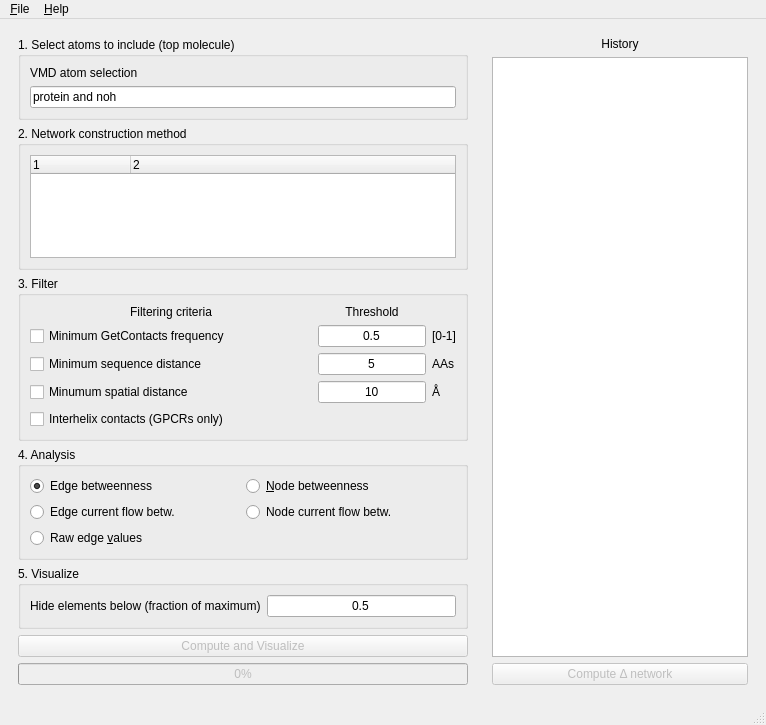
First picture: the form in gui/alloviz_mainwindow.ui, repository frannerin/AlloViz, before the edit.
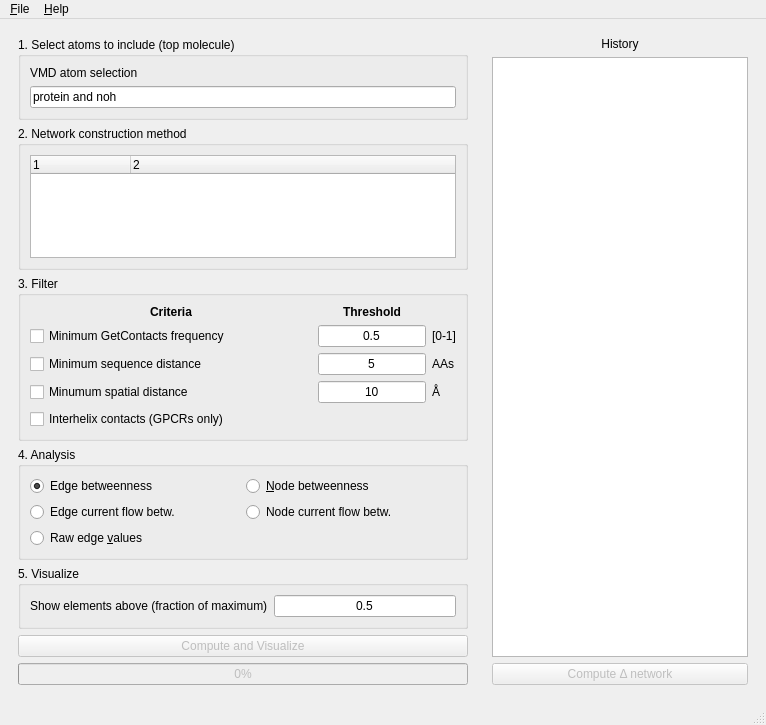
Second picture: the form after the edit.

```diff
--- a/gui/alloviz_mainwindow.ui
+++ b/gui/alloviz_mainwindow.ui
@@ -129,6 +129,11 @@
           </item>
           <item row="0" column="1">
            <widget class="QLabel" name="label">
+            <property name="font">
+             <font>
+              <bold>true</bold>
+             </font>
+            </property>
             <property name="text">
              <string>Threshold</string>
             </property>
@@ -170,8 +175,13 @@
           </item>
           <item row="0" column="0">
            <widget class="QLabel" name="label_6">
+            <property name="font">
+             <font>
+              <bold>true</bold>
+             </font>
+            </property>
             <property name="text">
-             <string>Filtering criteria</string>
+             <string>Criteria</string>
             </property>
             <property name="alignment">
              <set>Qt::AlignCenter</set>
@@ -277,7 +287,7 @@
           <item row="0" column="0">
            <widget class="QLabel" name="label_8">
             <property name="text">
-             <string>Hide elements below (fraction of maximum)</string>
+             <string>Show elements above (fraction of maximum)</string>
             </property>
            </widget>
           </item>
```
Left out of the diff: 7 changed lines with no effect on the pictures.
